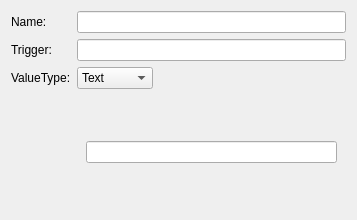
Above: plugins/Commands/Keyboard/addbuttondlg.ui from KDE/simon before the change. Below: the same form after it.
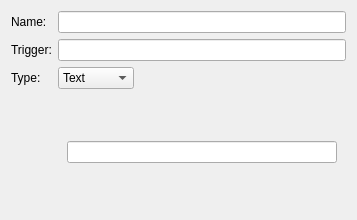
That is the form after the change. Custom widgets are drawn as their Qt base class.

```diff
--- a/plugins/Commands/Keyboard/addbuttondlg.ui
+++ b/plugins/Commands/Keyboard/addbuttondlg.ui
@@ -40,7 +40,7 @@
    <item row="2" column="0">
     <widget class="QLabel" name="label">
      <property name="text">
-      <string>ValueType:</string>
+      <string>Type:</string>
      </property>
     </widget>
    </item>
```
